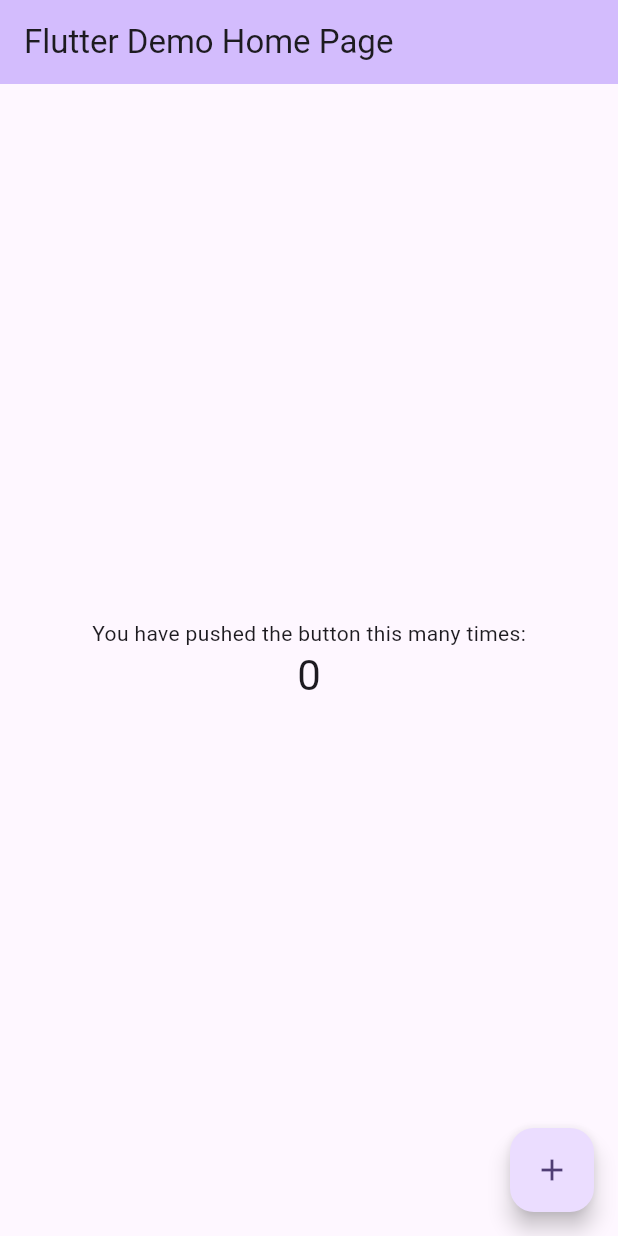
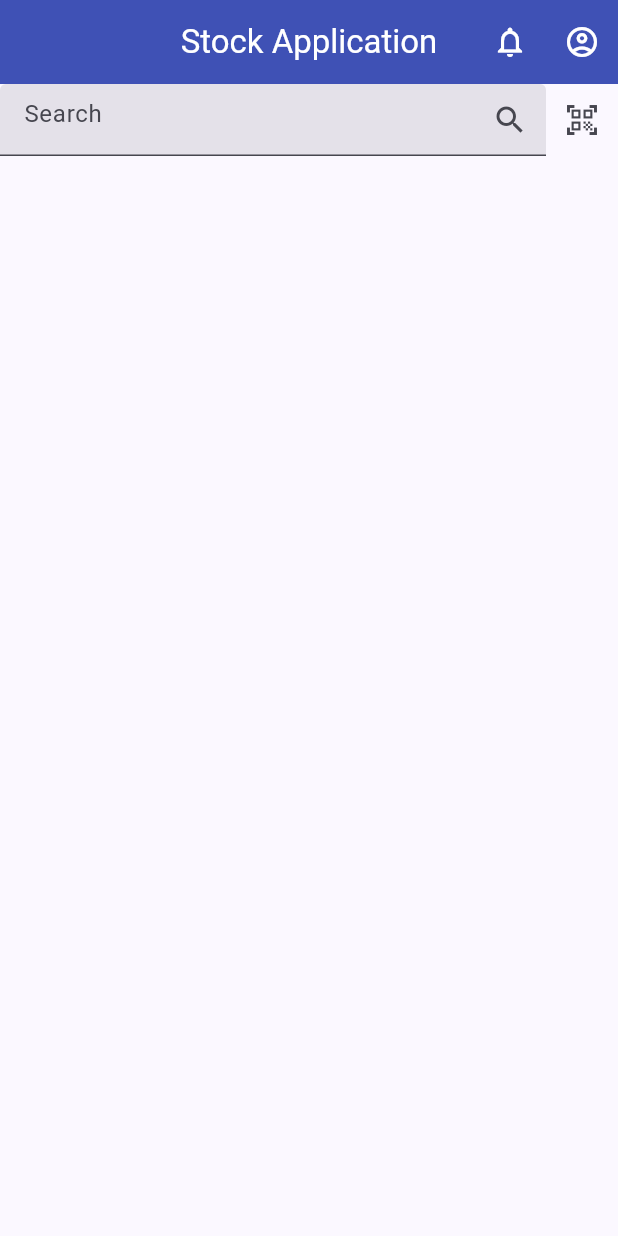
Before and after one commit to scmt-dev/flutter-app-stock-system-example, a Flutter app: the screen it shows after launch, on a phone screen of 412 x 824 dp. Run offline on Flutter 3.47's test engine with Material 3 defaults, Android fonts, the phone set to English and light mode, and no system bars.

Commit message:
improve(ui): app layout

```diff
--- /dev/null
+++ b/lib/application.dart
@@ -0,0 +1,74 @@
+import 'package:flutter/material.dart';
+
+class StockApplication extends StatefulWidget {
+  const StockApplication({super.key});
+
+  @override
+  State<StockApplication> createState() => _StockApplicationState();
+}
+
+class _StockApplicationState extends State<StockApplication> {
+  @override
+  Widget build(BuildContext context) {
+    return MaterialApp(
+      title: 'Stock Application',
+      theme: ThemeData(
+        colorScheme: ColorScheme.fromSeed(
+          seedColor: Colors.indigo,
+        ),
+      ),
+      home: Scaffold(
+          appBar: AppBar(
+            title: Text(
+              'Stock Application',
+              style: TextStyle(color: Colors.white),
+            ),
+            centerTitle: true,
+            backgroundColor: Colors.indigo,
+            actions: [
+              IconButton(
+                icon: Icon(
+                  Icons.notifications_outlined,
+                  color: Colors.white,
+                ),
+                onPressed: () {
+                  print(1 + 1);
+                },
+              ),
+              IconButton(
+                icon: Icon(
+                  Icons.account_circle_outlined,
+                  color: Colors.white,
+                ),
+                onPressed: () {
+                  print(1 + 1);
+                },
+              ),
+            ],
+          ),
+          body: ListView(
+            children: [
+              Row(
+                children: [
+                const Expanded(
+                    child: TextField(
+                      decoration: InputDecoration(
+                        suffixIcon: Icon(Icons.search),
+                        hintText: 'Search',
+                        filled: true,
+                      ),
+                    ),
+                  ),
+                  IconButton(
+                    onPressed: () {},
+                    icon: const Icon(
+                      Icons.qr_code_scanner,
+                    ),
+                  ),
+                ],
+              ),
+            ],
+          )),
+    );
+  }
+}
--- a/lib/main.dart
+++ b/lib/main.dart
@@ -1,7 +1,9 @@
 import 'package:flutter/material.dart';
 
+import 'application.dart';
+
 void main() {
-  runApp(const MyApp());
+  runApp(const StockApplication());
 }
 
 class MyApp extends StatelessWidget {
```
Also changed, not shown: 2 other files.
